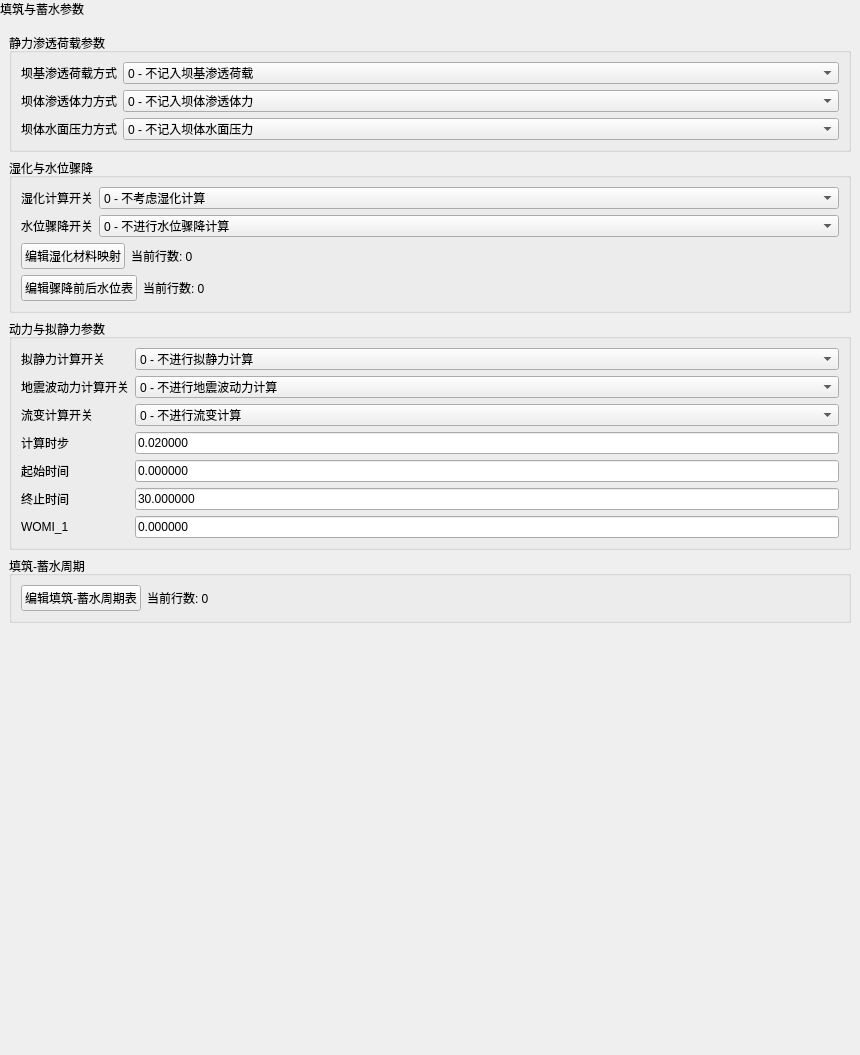
First picture: the form in plugins/Base_Slover/FillStorageCyclePage.ui, repository asd977/base_cae, before the edit.
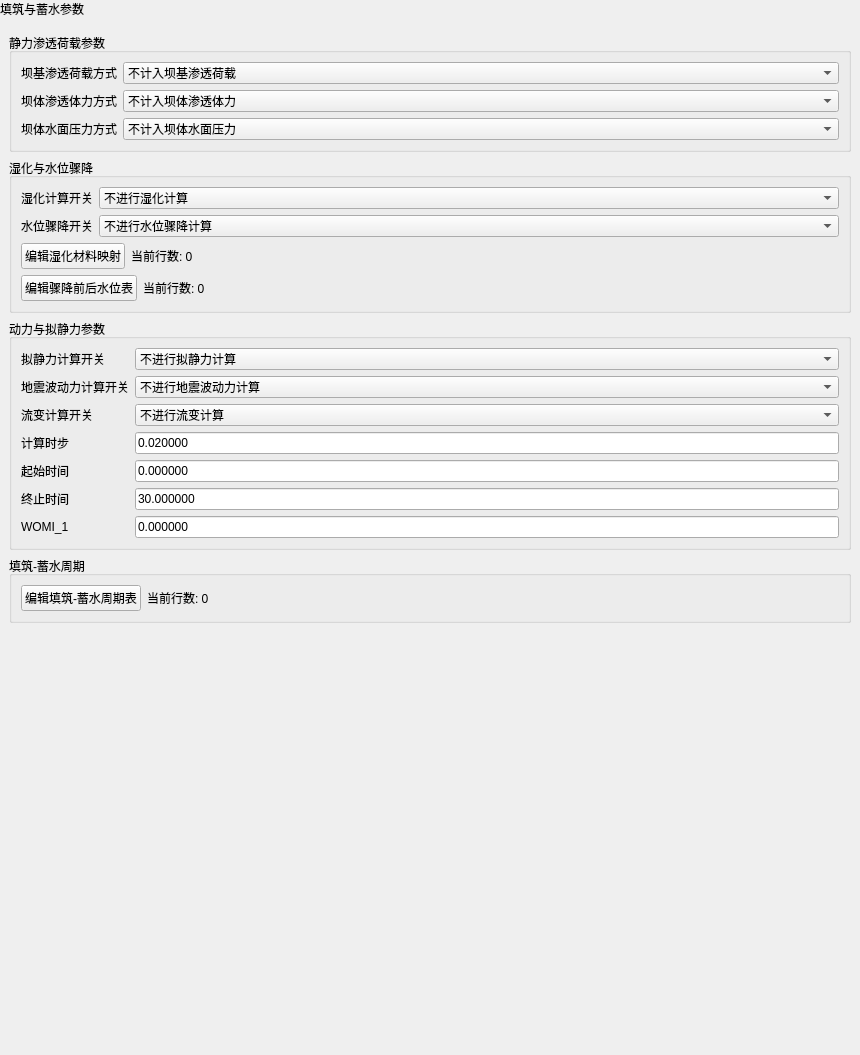
Second picture: the form after the edit.

The edit to the form file:
```diff
--- a/plugins/Base_Slover/FillStorageCyclePage.ui
+++ b/plugins/Base_Slover/FillStorageCyclePage.ui
@@ -78,7 +78,7 @@
            <widget class="QComboBox" name="comboIFIIWL_SEEP">
             <item>
              <property name="text">
-              <string>0 - 不记入坝基渗透荷载</string>
+              <string>不计入坝基渗透荷载</string>
              </property>
             </item>
             <item>
@@ -113,7 +113,7 @@
            <widget class="QComboBox" name="comboIFIIWL_BODY">
             <item>
              <property name="text">
-              <string>0 - 不记入坝体渗透体力</string>
+              <string>不计入坝体渗透体力</string>
              </property>
             </item>
             <item>
@@ -148,7 +148,7 @@
            <widget class="QComboBox" name="comboIFIIWL_FACE">
             <item>
              <property name="text">
-              <string>0 - 不记入坝体水面压力</string>
+              <string>不计入坝体水面压力</string>
              </property>
             </item>
             <item>
@@ -201,7 +201,7 @@
              <widget class="QComboBox" name="comboIFWET">
               <item>
                <property name="text">
-                <string>0 - 不考虑湿化计算</string>
+                <string>不进行湿化计算</string>
                </property>
               </item>
               <item>
@@ -231,7 +231,7 @@
              <widget class="QComboBox" name="comboIFDROP">
               <item>
                <property name="text">
-                <string>0 - 不进行水位骤降计算</string>
+                <string>不进行水位骤降计算</string>
                </property>
               </item>
               <item>
@@ -388,7 +388,7 @@
            <widget class="QComboBox" name="comboIFMODE">
             <item>
              <property name="text">
-              <string>0 - 不进行拟静力计算</string>
+              <string>不进行拟静力计算</string>
              </property>
             </item>
             <item>
@@ -418,7 +418,7 @@
            <widget class="QComboBox" name="comboIFWAVE">
             <item>
              <property name="text">
-              <string>0 - 不进行地震波动力计算</string>
+              <string>不进行地震波动力计算</string>
              </property>
             </item>
             <item>
@@ -448,7 +448,7 @@
            <widget class="QComboBox" name="comboIFSETT">
             <item>
              <property name="text">
-              <string>0 - 不进行流变计算</string>
+              <string>不进行流变计算</string>
              </property>
             </item>
             <item>
```
Left out of the diff: 20 changed lines with no effect on the pictures.
